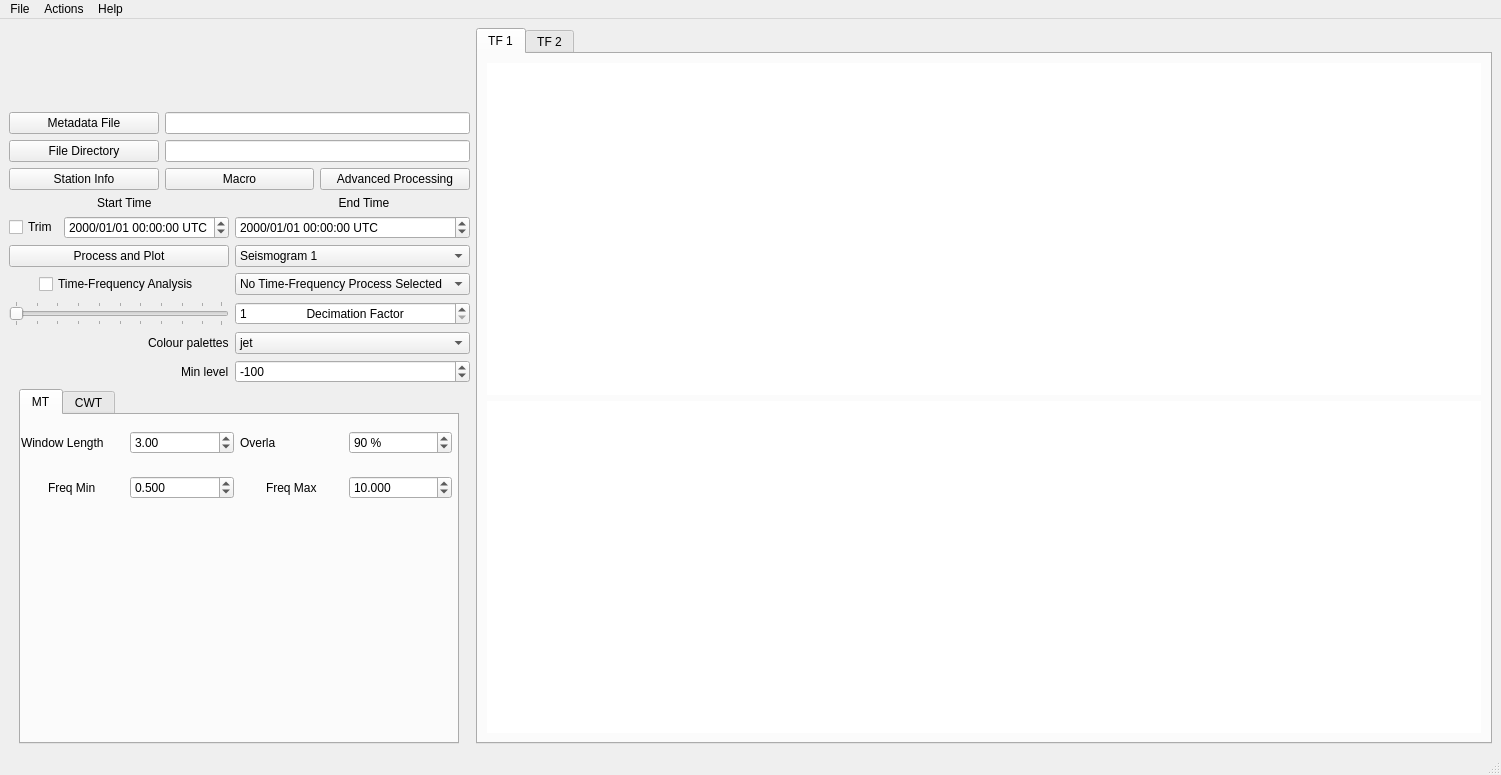
Before: the Qt Designer form isp/resources/designer_uis/TimeFrequencyFrame.ui in ProjectISP/ISP, drawn with Qt 5.
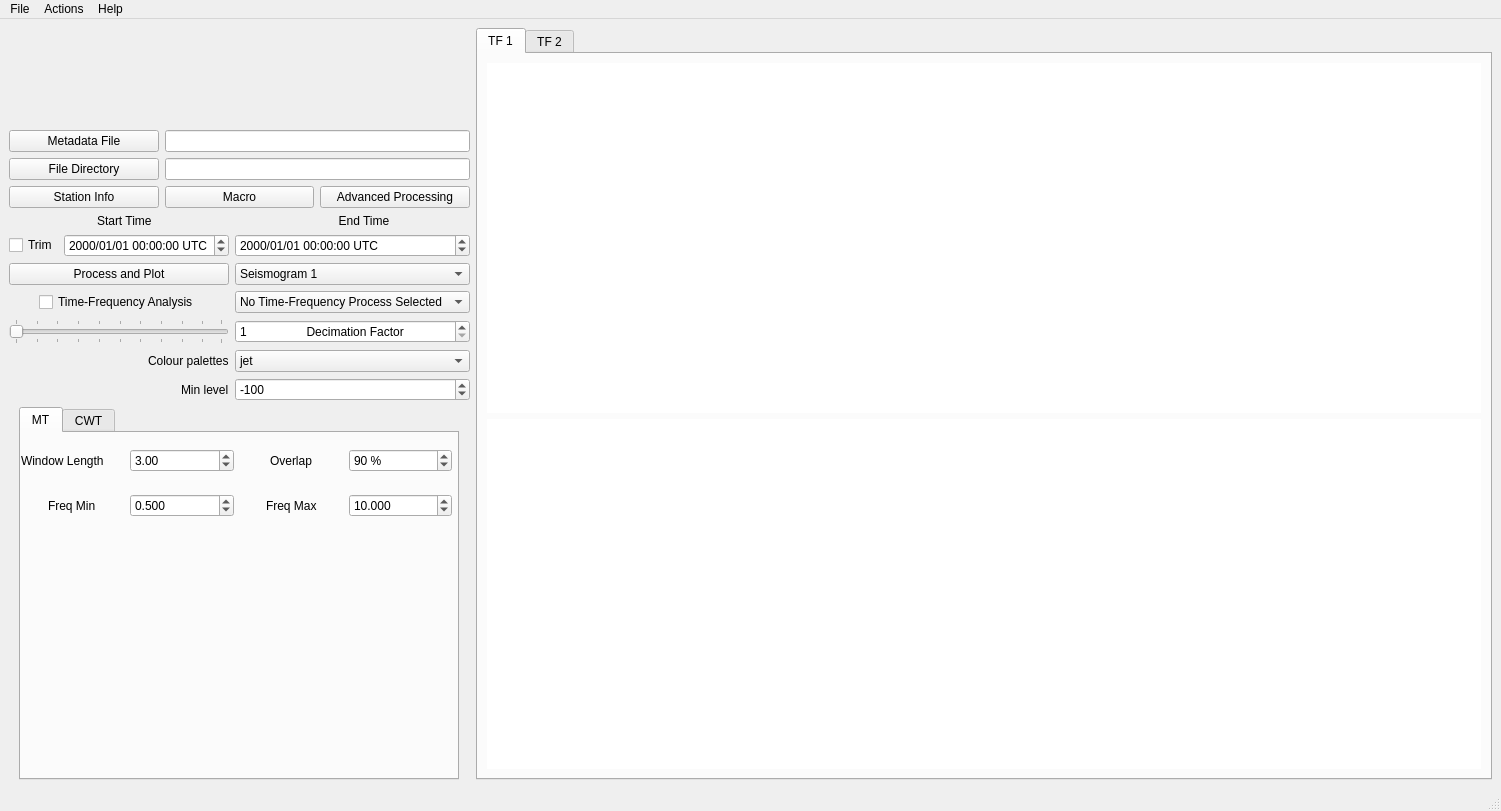
After: the same form once the commit is applied. The open tabs and pages were chosen to show the change. Icons and pictures are not drawn.

What changed in the file:
```diff
--- a/isp/resources/designer_uis/TimeFrequencyFrame.ui
+++ b/isp/resources/designer_uis/TimeFrequencyFrame.ui
@@ -7,7 +7,7 @@
     <x>0</x>
     <y>0</y>
     <width>1501</width>
-    <height>775</height>
+    <height>811</height>
    </rect>
   </property>
   <property name="sizePolicy">
@@ -363,7 +363,7 @@
       <item row="0" column="1">
        <widget class="QTabWidget" name="tabWidget">
         <property name="sizePolicy">
-         <sizepolicy hsizetype="Expanding" vsizetype="Fixed">
+         <sizepolicy hsizetype="Expanding" vsizetype="Minimum">
           <horstretch>0</horstretch>
           <verstretch>0</verstretch>
          </sizepolicy>
@@ -451,10 +451,10 @@
              </property>
             </widget>
            </item>
-           <item row="0" column="2">
+           <item row="0" column="2" alignment="Qt::AlignHCenter">
             <widget class="QLabel" name="label">
              <property name="text">
-              <string>Overla</string>
+              <string>Overlap</string>
              </property>
             </widget>
            </item>
```
Left out of the diff: 2 changed lines with no effect on the pictures.
